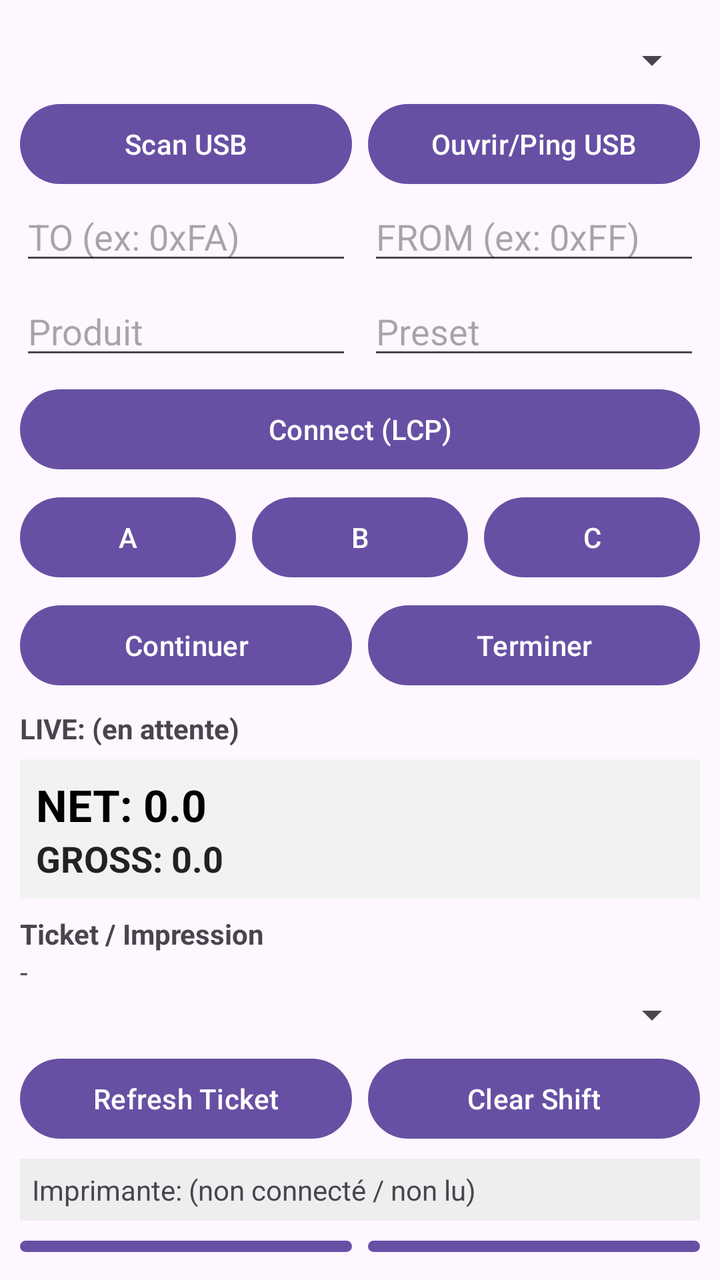
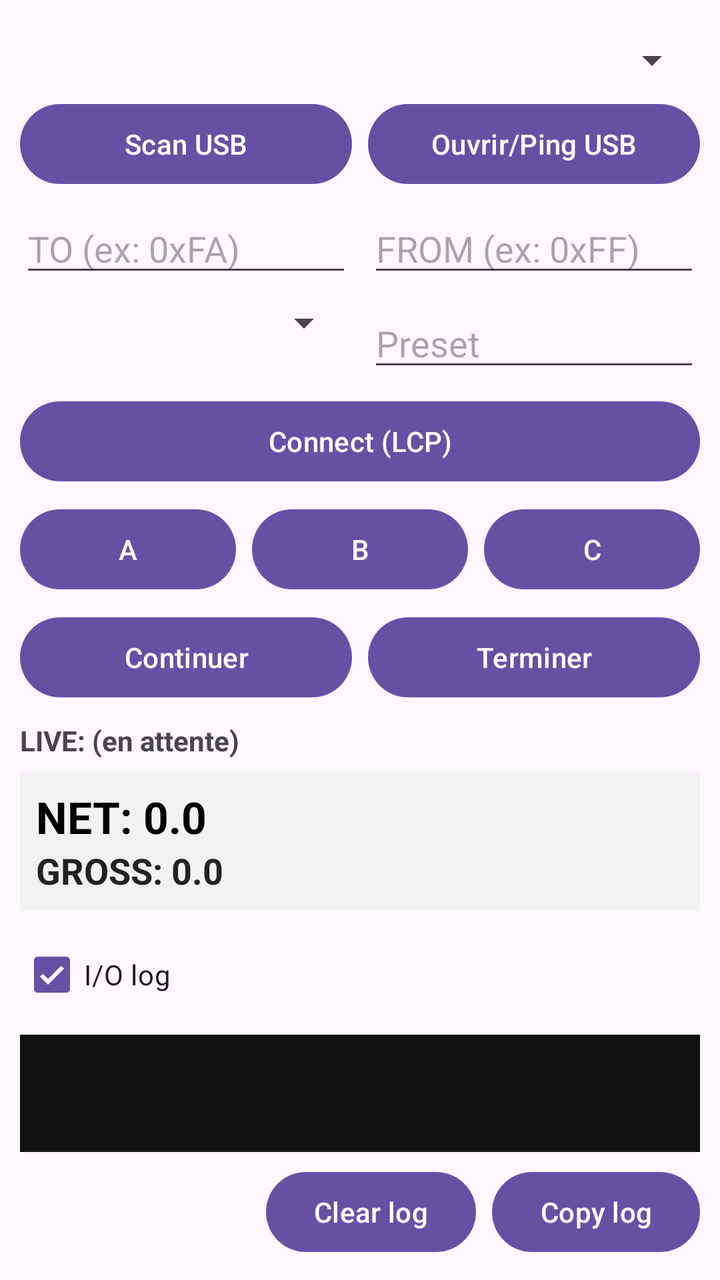

Before-and-after screenshots of an Android layout around one commit, followed by the original layout XML and the change that was made.
<!-- AndroidManifest.xml: application theme Theme.Material3.DayNight.NoActionBar -->
<!-- res/layout/activity_main.xml -->
<LinearLayout xmlns:android="http://schemas.android.com/apk/res/android"
    android:id="@+id/root"
    android:layout_width="match_parent"
    android:layout_height="match_parent"
    android:orientation="vertical"
    android:padding="10dp">

    
    <Spinner
        android:id="@+id/spnUsbDevices"
        android:layout_width="match_parent"
        android:layout_height="wrap_content"
        android:layout_marginTop="8dp" />

    <LinearLayout
        android:layout_width="match_parent"
        android:layout_height="wrap_content"
        android:orientation="horizontal"
        android:layout_marginTop="6dp">

        <Button
            android:id="@+id/btnScanUsb"
            android:layout_width="0dp"
            android:layout_height="wrap_content"
            android:layout_weight="1"
            android:text="Scan USB" />

        <Button
            android:id="@+id/btnPingUsb"
            android:layout_width="0dp"
            android:layout_height="wrap_content"
            android:layout_weight="1"
            android:layout_marginStart="8dp"
            android:text="Ouvrir/Ping USB" />
    </LinearLayout>

    
    <LinearLayout
        android:layout_width="match_parent"
        android:layout_height="wrap_content"
        android:orientation="horizontal">

        <EditText
            android:id="@+id/edtTo"
            android:layout_width="0dp"
            android:layout_height="wrap_content"
            android:layout_weight="1"
            android:hint="TO (ex: 0xFA)"
            android:singleLine="true" />

        <EditText
            android:id="@+id/edtFrom"
            android:layout_width="0dp"
            android:layout_height="wrap_content"
            android:layout_weight="1"
            android:hint="FROM (ex: 0xFF)"
            android:singleLine="true"
            android:layout_marginStart="8dp" />
    </LinearLayout>

    
    <LinearLayout
        android:layout_width="match_parent"
        android:layout_height="wrap_content"
        android:orientation="horizontal"
        android:layout_marginTop="6dp">

        <EditText
            android:id="@+id/edtProduct"
            android:layout_width="0dp"
            android:layout_height="wrap_content"
            android:layout_weight="1"
            android:hint="Produit"
            android:inputType="number"
            android:singleLine="true" />

        <EditText
            android:id="@+id/edtPreset"
            android:layout_width="0dp"
            android:layout_height="wrap_content"
            android:layout_weight="1"
            android:layout_marginStart="8dp"
            android:hint="Preset"
            android:inputType="numberDecimal"
            android:singleLine="true" />
    </LinearLayout>

    
    <Button
        android:id="@+id/btnConnect"
        android:layout_width="match_parent"
        android:layout_height="wrap_content"
        android:text="Connect (LCP)"
        android:layout_marginTop="6dp" />

    
    <LinearLayout
        android:layout_width="match_parent"
        android:layout_height="wrap_content"
        android:orientation="horizontal"
        android:layout_marginTop="6dp">

        <Button
            android:id="@+id/btnA"
            android:layout_width="0dp"
            android:layout_height="wrap_content"
            android:layout_weight="1"
            android:text="A" />

        <Button
            android:id="@+id/btnB"
            android:layout_width="0dp"
            android:layout_height="wrap_content"
            android:layout_weight="1"
            android:layout_marginStart="8dp"
            android:text="B" />

        <Button
            android:id="@+id/btnC"
            android:layout_width="0dp"
            android:layout_height="wrap_content"
            android:layout_weight="1"
            android:layout_marginStart="8dp"
            android:text="C" />
    </LinearLayout>

    <LinearLayout
        android:layout_width="match_parent"
        android:layout_height="wrap_content"
        android:orientation="horizontal"
        android:layout_marginTop="6dp">

        <Button
            android:id="@+id/btnContinue"
            android:layout_width="0dp"
            android:layout_height="wrap_content"
            android:layout_weight="1"
            android:text="Continuer" />

        <Button
            android:id="@+id/btnFinish"
            android:layout_width="0dp"
            android:layout_height="wrap_content"
            android:layout_weight="1"
            android:layout_marginStart="8dp"
            android:text="Terminer" />
    </LinearLayout>

    
    <TextView
        android:id="@+id/txtLive"
        android:layout_width="match_parent"
        android:layout_height="wrap_content"
        android:text="LIVE: (en attente)"
        android:textStyle="bold"
        android:layout_marginTop="8dp" />

    
    <LinearLayout
        android:id="@+id/liveQtyPanel"
        android:layout_width="match_parent"
        android:layout_height="wrap_content"
        android:orientation="vertical"
        android:layout_marginTop="6dp"
        android:padding="8dp"
        android:background="#F2F2F2">

        <TextView
            android:id="@+id/txtQtyNet"
            android:layout_width="match_parent"
            android:layout_height="wrap_content"
            android:text="NET: 0.0"
            android:textStyle="bold"
            android:textSize="22sp"
            android:textColor="#000000" />

        <TextView
            android:id="@+id/txtQtyGross"
            android:layout_width="match_parent"
            android:layout_height="wrap_content"
            android:text="GROSS: 0.0"
            android:textStyle="bold"
            android:textSize="18sp"
            android:textColor="#222222" />
    </LinearLayout>

    
    <LinearLayout
        android:layout_width="match_parent"
        android:layout_height="wrap_content"
        android:orientation="vertical"
        android:layout_marginTop="8dp">

        <TextView
            android:layout_width="match_parent"
            android:layout_height="wrap_content"
            android:text="Ticket / Impression"
            android:textStyle="bold" />

        <TextView
            android:id="@+id/txtTicketNumber"
            android:layout_width="match_parent"
            android:layout_height="wrap_content"
            android:text="-" />

        <Spinner
            android:id="@+id/spnTicketRequired"
            android:layout_width="match_parent"
            android:layout_height="wrap_content" />

        <LinearLayout
            android:layout_width="match_parent"
            android:layout_height="wrap_content"
            android:orientation="horizontal"
            android:layout_marginTop="6dp">

            <Button
                android:id="@+id/btnRefreshTicket"
                android:layout_width="0dp"
                android:layout_height="wrap_content"
                android:layout_weight="1"
                android:text="Refresh Ticket" />

            <Button
                android:id="@+id/btnClearShift"
                android:layout_width="0dp"
                android:layout_height="wrap_content"
                android:layout_weight="1"
                android:layout_marginStart="8dp"
                android:text="Clear Shift" />
        </LinearLayout>

        <TextView
            android:id="@+id/txtPrinterStatus"
            android:layout_width="match_parent"
            android:layout_height="wrap_content"
            android:text="Imprimante: (non connecté / non lu)"
            android:layout_marginTop="6dp"
            android:background="#EEEEEE"
            android:padding="6dp" />

        <LinearLayout
            android:layout_width="match_parent"
            android:layout_height="wrap_content"
            android:orientation="horizontal"
            android:layout_marginTop="6dp">

            <Button
                android:id="@+id/btnRefreshPrinter"
                android:layout_width="0dp"
                android:layout_height="wrap_content"
                android:layout_weight="1"
                android:text="Refresh Printer" />

            <Button
                android:id="@+id/btnPrintPending"
                android:layout_width="0dp"
                android:layout_height="wrap_content"
                android:layout_weight="1"
                android:layout_marginStart="8dp"
                android:text="Print Pending" />
        </LinearLayout>

    </LinearLayout>

    
    <CheckBox
        android:id="@+id/switchIoLog"
        android:layout_width="wrap_content"
        android:layout_height="wrap_content"
        android:text="I/O log"
        android:checked="true"
        android:layout_marginTop="8dp" />

    
    
    <ScrollView
        android:id="@+id/logScroll"
        android:layout_width="match_parent"
        android:layout_height="0dp"
        android:layout_weight="1"
        android:fillViewport="true"
        android:layout_marginTop="6dp"
        android:background="#111111">

        <TextView
            android:id="@+id/txtLog"
            android:layout_width="match_parent"
            android:layout_height="wrap_content"
            android:typeface="monospace"
            android:textIsSelectable="true"
            android:textSize="12sp"
            android:textColor="#00FF00"
            android:padding="6dp" />
    </ScrollView>

    
    <LinearLayout
        android:layout_width="match_parent"
        android:layout_height="wrap_content"
        android:orientation="horizontal"
        android:gravity="end"
        android:layout_marginTop="6dp">

        <Button
            android:id="@+id/btnClearLog"
            android:layout_width="wrap_content"
            android:layout_height="wrap_content"
            android:text="Clear log" />

        <Button
            android:id="@+id/btnCopyLog"
            android:layout_width="wrap_content"
            android:layout_height="wrap_content"
            android:layout_marginStart="8dp"
            android:text="Copy log" />
    </LinearLayout>

</LinearLayout>
<!-- resources referenced by this layout -->
<resources>

</resources>

<!-- the commit's change to res/layout/activity_main.xml (unified diff, before → after) -->
@@ -38,7 +38,8 @@
     <LinearLayout
         android:layout_width="match_parent"
         android:layout_height="wrap_content"
-        android:orientation="horizontal">
+        android:orientation="horizontal"
+        android:layout_marginTop="6dp">
 
         <EditText
             android:id="@+id/edtTo"
@@ -53,26 +54,24 @@
             android:layout_width="0dp"
             android:layout_height="wrap_content"
             android:layout_weight="1"
+            android:layout_marginStart="8dp"
             android:hint="FROM (ex: 0xFF)"
-            android:singleLine="true"
-            android:layout_marginStart="8dp" />
-    </LinearLayout>
-
-    
-    <LinearLayout
-        android:layout_width="match_parent"
-        android:layout_height="wrap_content"
-        android:orientation="horizontal"
-        android:layout_marginTop="6dp">
-
-        <EditText
-            android:id="@+id/edtProduct"
-            android:layout_width="0dp"
-            android:layout_height="wrap_content"
-            android:layout_weight="1"
-            android:hint="Produit"
-            android:inputType="number"
             android:singleLine="true" />
+    </LinearLayout>
+
+    
+    
+    <LinearLayout
+        android:layout_width="match_parent"
+        android:layout_height="wrap_content"
+        android:orientation="horizontal"
+        android:layout_marginTop="6dp">
+
+        <Spinner
+            android:id="@+id/spnProducts"
+            android:layout_width="0dp"
+            android:layout_height="wrap_content"
+            android:layout_weight="1" />
 
         <EditText
             android:id="@+id/edtPreset"
@@ -124,6 +123,7 @@
             android:text="C" />
     </LinearLayout>
 
+    
     <LinearLayout
         android:layout_width="match_parent"
         android:layout_height="wrap_content"
@@ -185,85 +185,6 @@
     </LinearLayout>
 
     
-    <LinearLayout
-        android:layout_width="match_parent"
-        android:layout_height="wrap_content"
-        android:orientation="vertical"
-        android:layout_marginTop="8dp">
-
-        <TextView
-            android:layout_width="match_parent"
-            android:layout_height="wrap_content"
-            android:text="Ticket / Impression"
-            android:textStyle="bold" />
-
-        <TextView
-            android:id="@+id/txtTicketNumber"
-            android:layout_width="match_parent"
-            android:layout_height="wrap_content"
-            android:text="-" />
-
-        <Spinner
-            android:id="@+id/spnTicketRequired"
-            android:layout_width="match_parent"
-            android:layout_height="wrap_content" />
-
-        <LinearLayout
-            android:layout_width="match_parent"
-            android:layout_height="wrap_content"
-            android:orientation="horizontal"
-            android:layout_marginTop="6dp">
-
-            <Button
-                android:id="@+id/btnRefreshTicket"
-                android:layout_width="0dp"
-                android:layout_height="wrap_content"
-                android:layout_weight="1"
-                android:text="Refresh Ticket" />
-
-            <Button
-                android:id="@+id/btnClearShift"
-                android:layout_width="0dp"
-                android:layout_height="wrap_content"
-                android:layout_weight="1"
-                android:layout_marginStart="8dp"
-                android:text="Clear Shift" />
-        </LinearLayout>
-
-        <TextView
-            android:id="@+id/txtPrinterStatus"
-            android:layout_width="match_parent"
-            android:layout_height="wrap_content"
-            android:text="Imprimante: (non connecté / non lu)"
-            android:layout_marginTop="6dp"
-            android:background="#EEEEEE"
-            android:padding="6dp" />
-
-        <LinearLayout
-            android:layout_width="match_parent"
-            android:layout_height="wrap_content"
-            android:orientation="horizontal"
-            android:layout_marginTop="6dp">
-
-            <Button
-                android:id="@+id/btnRefreshPrinter"
-                android:layout_width="0dp"
-                android:layout_height="wrap_content"
-                android:layout_weight="1"
-                android:text="Refresh Printer" />
-
-            <Button
-                android:id="@+id/btnPrintPending"
-                android:layout_width="0dp"
-                android:layout_height="wrap_content"
-                android:layout_weight="1"
-                android:layout_marginStart="8dp"
-                android:text="Print Pending" />
-        </LinearLayout>
-
-    </LinearLayout>
-
-    
     <CheckBox
         android:id="@+id/switchIoLog"
         android:layout_width="wrap_content"
@@ -272,7 +193,6 @@
         android:checked="true"
         android:layout_marginTop="8dp" />
 
-    
     
     <ScrollView
         android:id="@+id/logScroll"
